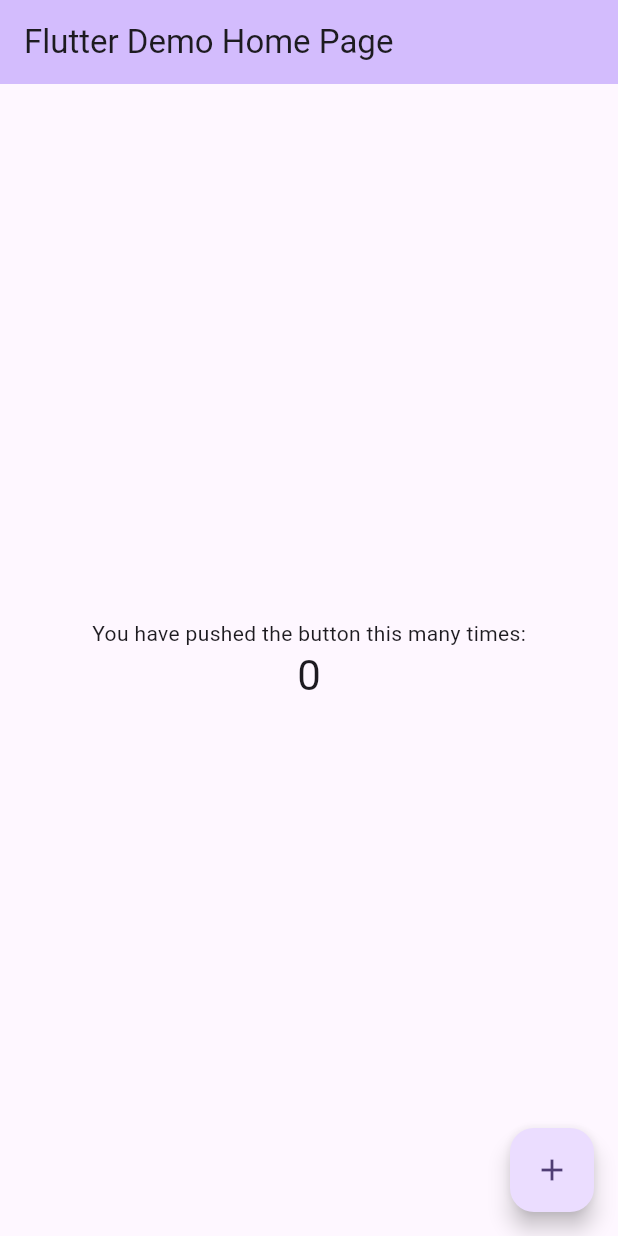
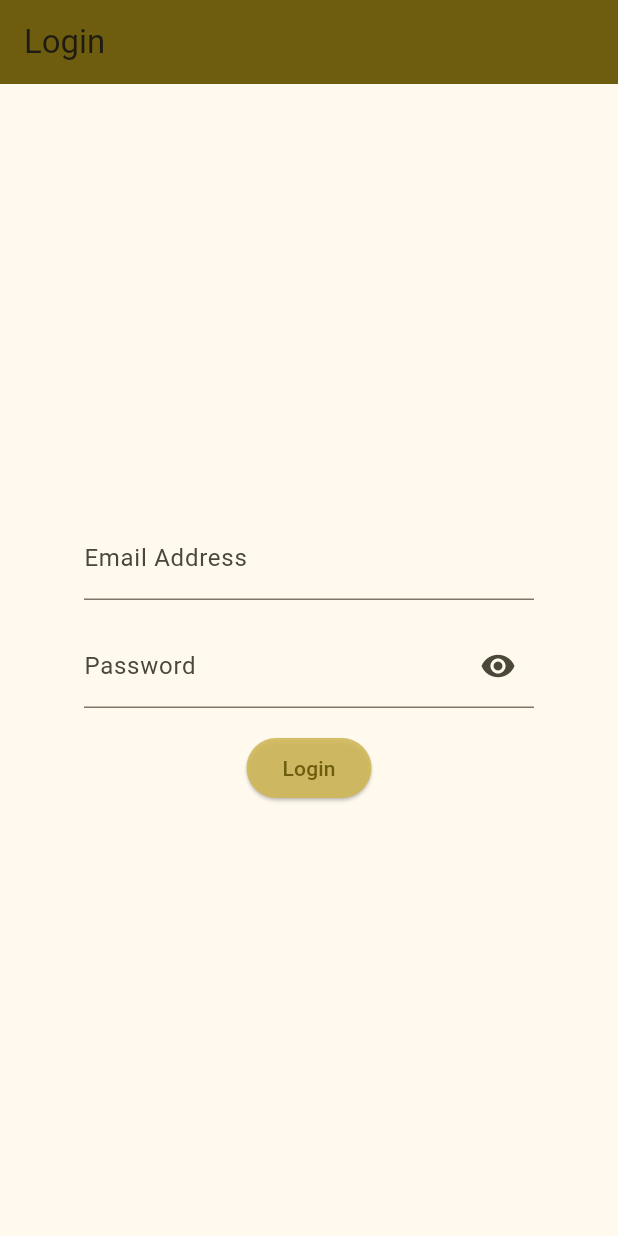
Before and after one commit to Derjai/StaffControl, a Flutter app: the screen it shows after launch, on a phone screen of 412 x 824 dp. Run offline on Flutter 3.47's test engine with Material 3 defaults, Android fonts, the phone set to English and light mode, and no system bars.

Commit message:
Implemented login view and initial platform configuration. - Added login view (`login_screen`) with text fields for email and password, and a login button. - Created files for necessary controllers, which will be implemented later. - Added configuration files for Android (`android/`) and iOS (`ios/`), preparing the project for future builds on both platforms.

```diff
--- a/remote_staff_control/lib/main.dart
+++ b/remote_staff_control/lib/main.dart
@@ -1,4 +1,8 @@
 import 'package:flutter/material.dart';
+import 'package:remote_staff_control/ui/pages/authentication/login_screen.dart';
+
+import 'ui/pages/coordinator/coordinator_web_view.dart';
+import 'ui/pages/support/support_mobile_view.dart';
 
 void main() {
   runApp(const MyApp());
@@ -6,120 +10,27 @@
 
 class MyApp extends StatelessWidget {
   const MyApp({super.key});
-
-  // This widget is the root of your application.
   @override
   Widget build(BuildContext context) {
     return MaterialApp(
-      title: 'Flutter Demo',
+      title: 'Staff Control',
+      debugShowCheckedModeBanner: false,
       theme: ThemeData(
-        // This is the theme of your application.
-        //
-        // TRY THIS: Try running your application with "flutter run". You'll see
-        // the application has a purple toolbar. Then, without quitting the app,
-        // try changing the seedColor in the colorScheme below to Colors.green
-        // and then invoke "hot reload" (save your changes or press the "hot
-        // reload" button in a Flutter-supported IDE, or press "r" if you used
-        // the command line to start the app).
-        //
-        // Notice that the counter didn't reset back to zero; the application
-        // state is not lost during the reload. To reset the state, use hot
-        // restart instead.
-        //
-        // This works for code too, not just values: Most code changes can be
-        // tested with just a hot reload.
-        colorScheme: ColorScheme.fromSeed(seedColor: Colors.deepPurple),
+        colorScheme: ColorScheme.fromSeed(
+            seedColor: const Color.fromARGB(227, 238, 212, 110)),
+        elevatedButtonTheme: ElevatedButtonThemeData(
+          style: ElevatedButton.styleFrom(
+            backgroundColor: const Color.fromARGB(226, 208, 184, 87),
+          ),
+        ),
         useMaterial3: true,
       ),
-      home: const MyHomePage(title: 'Flutter Demo Home Page'),
+      initialRoute: '/',
+      routes: {
+        '/': (context) => const LoginScreen(),
+        '/coordinator': (context) => const CoordinatorWebView(),
+        '/support': (context) => const SupportMobileView(),
+      },
     );
   }
 }
-
-class MyHomePage extends StatefulWidget {
-  const MyHomePage({super.key, required this.title});
-
-  // This widget is the home page of your application. It is stateful, meaning
-  // that it has a State object (defined below) that contains fields that affect
-  // how it looks.
-
-  // This class is the configuration for the state. It holds the values (in this
-  // case the title) provided by the parent (in this case the App widget) and
-  // used by the build method of the State. Fields in a Widget subclass are
-  // always marked "final".
-
-  final String title;
-
-  @override
-  State<MyHomePage> createState() => _MyHomePageState();
-}
-
-class _MyHomePageState extends State<MyHomePage> {
-  int _counter = 0;
-
-  void _incrementCounter() {
-    setState(() {
-      // This call to setState tells the Flutter framework that something has
-      // changed in this State, which causes it to rerun the build method below
-      // so that the display can reflect the updated values. If we changed
-      // _counter without calling setState(), then the build method would not be
-      // called again, and so nothing would appear to happen.
-      _counter++;
-    });
-  }
-
-  @override
-  Widget build(BuildContext context) {
-    // This method is rerun every time setState is called, for instance as done
-    // by the _incrementCounter method above.
-    //
-    // The Flutter framework has been optimized to make rerunning build methods
-    // fast, so that you can just rebuild anything that needs updating rather
-    // than having to individually change instances of widgets.
-    return Scaffold(
-      appBar: AppBar(
-        // TRY THIS: Try changing the color here to a specific color (to
-        // Colors.amber, perhaps?) and trigger a hot reload to see the AppBar
-        // change color while the other colors stay the same.
-        backgroundColor: Theme.of(context).colorScheme.inversePrimary,
-        // Here we take the value from the MyHomePage object that was created by
-        // the App.build method, and use it to set our appbar title.
-        title: Text(widget.title),
-      ),
-      body: Center(
-        // Center is a layout widget. It takes a single child and positions it
-        // in the middle of the parent.
-        child: Column(
-          // Column is also a layout widget. It takes a list of children and
-          // arranges them vertically. By default, it sizes itself to fit its
-          // children horizontally, and tries to be as tall as its parent.
-          //
-          // Column has various properties to control how it sizes itself and
-          // how it positions its children. Here we use mainAxisAlignment to
-          // center the children vertically; the main axis here is the vertical
-          // axis because Columns are vertical (the cross axis would be
-          // horizontal).
-          //
-          // TRY THIS: Invoke "debug painting" (choose the "Toggle Debug Paint"
-          // action in the IDE, or press "p" in the console), to see the
-          // wireframe for each widget.
-          mainAxisAlignment: MainAxisAlignment.center,
-          children: <Widget>[
-            const Text(
-              'You have pushed the button this many times:',
-            ),
-            Text(
-              '$_counter',
-              style: Theme.of(context).textTheme.headlineMedium,
-            ),
-          ],
-        ),
-      ),
-      floatingActionButton: FloatingActionButton(
-        onPressed: _incrementCounter,
-        tooltip: 'Increment',
-        child: const Icon(Icons.add),
-      ), // This trailing comma makes auto-formatting nicer for build methods.
-    );
-  }
-}
--- /dev/null
+++ b/remote_staff_control/lib/ui/controllers/email_controller.dart
@@ -0,0 +1,15 @@
+import 'package:flutter/material.dart';
+
+class EmailController extends TextEditingController {
+  bool isValidEmail() {
+    final String email = text;
+    final RegExp regex = RegExp(
+      r'^[a-zA-Z0-9.]+@[a-zA-Z0-9]+\.[a-zA-Z]+',
+    );
+    return regex.hasMatch(email);
+  }
+
+  void clearText() {
+    clear();
+  }
+}
--- /dev/null
+++ b/remote_staff_control/lib/ui/controllers/password_controller.dart
@@ -0,0 +1,12 @@
+import 'package:flutter/material.dart';
+
+class PasswordController extends TextEditingController {
+  bool passLength() {
+    final String password = text;
+    return password.length == 4;
+  }
+
+  void clearText() {
+    clear();
+  }
+}
--- /dev/null
+++ b/remote_staff_control/lib/ui/pages/authentication/login_screen.dart
@@ -0,0 +1,128 @@
+import 'package:flutter/material.dart';
+
+//import '../../controllers/email_controller.dart';
+//import '../../controllers/password_controller.dart';
+
+class LoginScreen extends StatefulWidget {
+  const LoginScreen({super.key});
+  @override
+  _LoginScreenState createState() => _LoginScreenState();
+}
+
+class _LoginScreenState extends State<LoginScreen> {
+  bool obscureText = true;
+  @override
+  Widget build(BuildContext context) {
+    // TODO: Implement validations
+    //final EmailController emailController = EmailController();
+    //final PasswordController passwordController = PasswordController();
+
+    return Scaffold(
+        appBar: AppBar(
+          title: const Text('Login'),
+          backgroundColor: Theme.of(context).colorScheme.primary,
+        ),
+        body: LayoutBuilder(
+          builder: (BuildContext context, BoxConstraints constraints) {
+            if (constraints.maxWidth > 600) {
+              // Web view
+              return Center(
+                child: FractionallySizedBox(
+                  widthFactor: 0.5,
+                  child: Column(
+                    mainAxisAlignment: MainAxisAlignment.center,
+                    children: [
+                      const TextField(
+                        decoration: InputDecoration(
+                          labelText: 'Email Address',
+                        ),
+                        style: TextStyle(fontSize: 24),
+                      ),
+                      const SizedBox(height: 20),
+                      TextField(
+                        decoration: InputDecoration(
+                          labelText: 'Password',
+                          suffixIcon: IconButton(
+                            icon: Icon(
+                              obscureText
+                                  ? Icons.visibility
+                                  : Icons.visibility_off,
+                            ),
+                            onPressed: () {
+                              setState(() {
+                                obscureText = !obscureText;
+                              });
+                            },
+                          ),
+                        ),
+                        obscureText: obscureText,
+                        style: const TextStyle(fontSize: 20),
+                      ),
+                      const SizedBox(
+                          height: 20), // Más espacio entre los campos
+                      ElevatedButton(
+                        onPressed: () {
+                          Navigator.pushNamed(context, '/coordinator');
+                        },
+                        style: ElevatedButton.styleFrom(
+                          padding: const EdgeInsets.symmetric(
+                              horizontal: 50, vertical: 20),
+                          textStyle: const TextStyle(fontSize: 24),
+                        ),
+                        child: const Text('Login'),
+                      ),
+                    ],
+                  ),
+                ),
+              );
+            } else {
+              // Mobile view
+              return Center(
+                child: Column(
+                  mainAxisAlignment: MainAxisAlignment.center,
+                  children: [
+                    const SizedBox(
+                      width: 300, // Define the width of the TextField
+                      child: TextField(
+                        decoration: InputDecoration(
+                          labelText: 'Email Address',
+                        ),
+                      ),
+                    ),
+                    const SizedBox(height: 16),
+                    SizedBox(
+                      width: 300, // Define the width of the TextField
+                      child: TextField(
+                        decoration: InputDecoration(
+                          labelText: 'Password',
+                          suffixIcon: IconButton(
+                            icon: Icon(
+                              obscureText
+                                  ? Icons.visibility
+                                  : Icons.visibility_off,
+                            ),
+                            onPressed: () {
+                              setState(() {
+                                obscureText = !obscureText;
+                              });
+                            },
+                          ),
+                        ),
+                        obscureText: obscureText,
+                      ),
+                    ),
+                    const SizedBox(height: 16),
+                    ElevatedButton(
+                      onPressed: () {
+                        Navigator.pushNamed(context, '/support');
+                      },
+                      child: const Text('Login'),
+                    ),
+                  ],
+                ),
+              );
+            }
+          },
+        ));
+  }
+}
--- a/remote_staff_control/pubspec.yaml
+++ b/remote_staff_control/pubspec.yaml
@@ -45,7 +45,7 @@ dev_dependencies:
   # activated in the `analysis_options.yaml` file located at the root of your
   # package. See that file for information about deactivating specific lint
   # rules and activating additional ones.
-  flutter_lints: ^2.0.0
+  flutter_lints: ^3.0.2
 
 # For information on the generic Dart part of this file, see the
 # following page: https://dart.dev/tools/pub/pubspec
```
Also changed, not shown: remote_staff_control/lib/ui/controllers/auth_controller.dart (added, +22 -0 lines), remote_staff_control/lib/ui/pages/coordinator/coordinator_web_view.dart (added, +10 -0 lines), remote_staff_control/lib/ui/pages/support/support_mobile_view.dart (added, +10 -0 lines), remote_staff_control/pubspec.lock, 58 other files.
